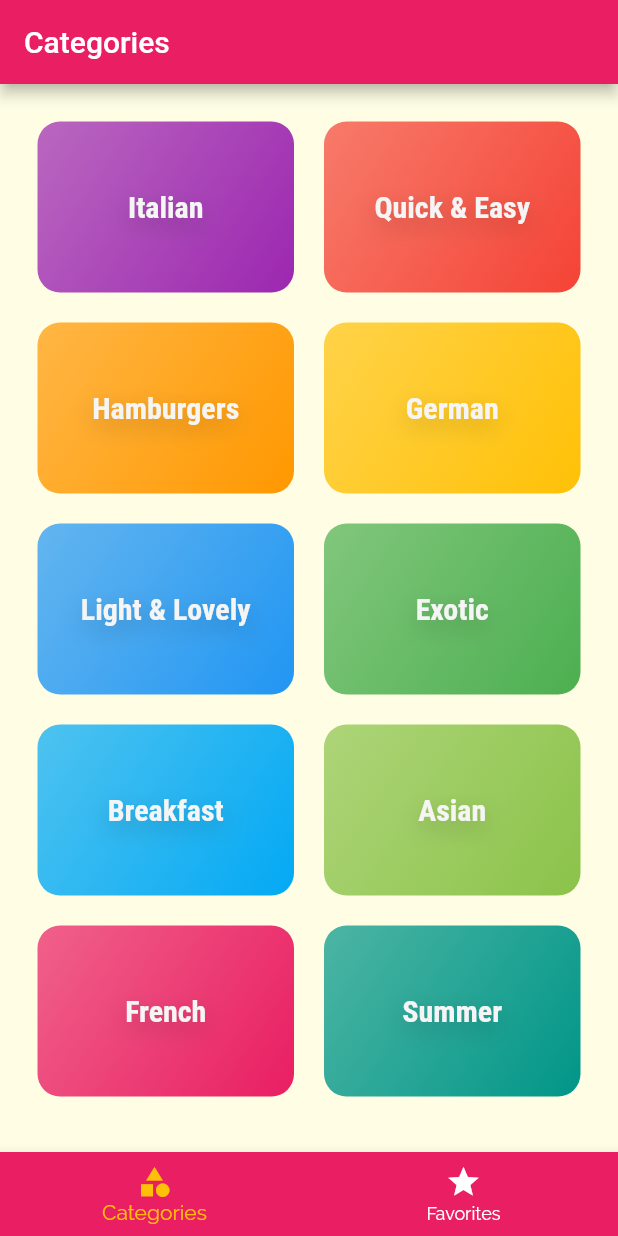
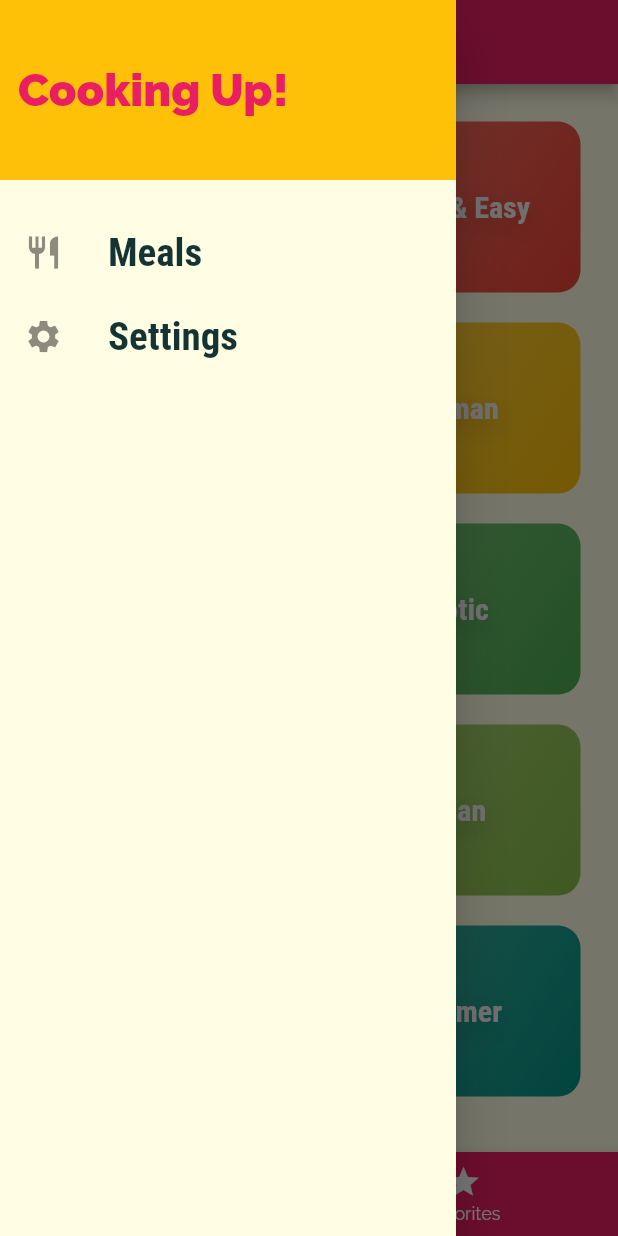
Before and after one commit to SJovis/flutter_recipes_app, a Flutter app: the screen it shows after launch, with the side drawer open (before the commit the screen has no drawer), on a phone screen of 412 x 824 dp. Run offline on Flutter 3.47's test engine with Material 2 defaults, Android fonts, the phone set to English and light mode, and no system bars.

Commit message:
created drawer

```diff
--- a/lib/screens/tabs_screen.dart
+++ b/lib/screens/tabs_screen.dart
@@ -1,4 +1,5 @@
 import 'package:flutter/material.dart';
+import '../widgets/main_drawer.dart';
 import './categories_screen.dart';
 
 import './favorites_screen.dart';
@@ -30,6 +31,7 @@ class _TabsScreenState extends State<TabsScreen> {
         appBar: AppBar(
           title: Text(_pages[_selectedPageIndex]['title'] as String),
         ),
+        drawer: const MainDrawer(),
         body: _pages[_selectedPageIndex]['page'] as Widget,
         bottomNavigationBar: BottomNavigationBar(
           onTap: _selectPage,
--- /dev/null
+++ b/lib/widgets/main_drawer.dart
@@ -0,0 +1,50 @@
+import 'package:flutter/material.dart';
+
+class MainDrawer extends StatelessWidget {
+  const MainDrawer({super.key});
+
+  @override
+  Widget build(BuildContext context) {
+    return Drawer(
+      child: Column(
+        children: [
+          Container(
+            height: 120,
+            width: MediaQuery.of(context).size.width,
+            padding: const EdgeInsets.all(12),
+            alignment: Alignment.centerLeft,
+            color: Theme.of(context).colorScheme.secondary,
+            child: Text(
+              'Cooking Up!',
+              style: TextStyle(
+                  fontWeight: FontWeight.w900,
+                  fontSize: 30,
+                  color: Theme.of(context).colorScheme.primary),
+            ),
+          ),
+          const SizedBox(height: 20),
+          buildListTile('Meals', Icons.restaurant),
+          buildListTile('Settings', Icons.settings),
+        ],
+      ),
+    );
+  }
+
+  Widget buildListTile(String title, IconData icon) {
+    return ListTile(
+      onTap: () {},
+      leading: Icon(
+        icon,
+        size: 26,
+      ),
+      title: Text(
+        title,
+        style: const TextStyle(
+          fontFamily: 'RobotoCondensed',
+          fontSize: 26,
+          fontWeight: FontWeight.bold,
+        ),
+      ),
+    );
+  }
+}
```
